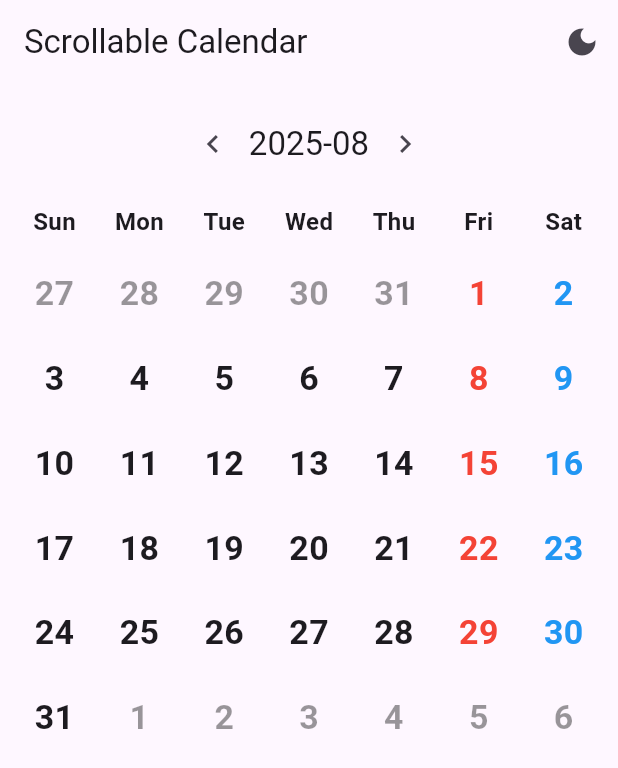
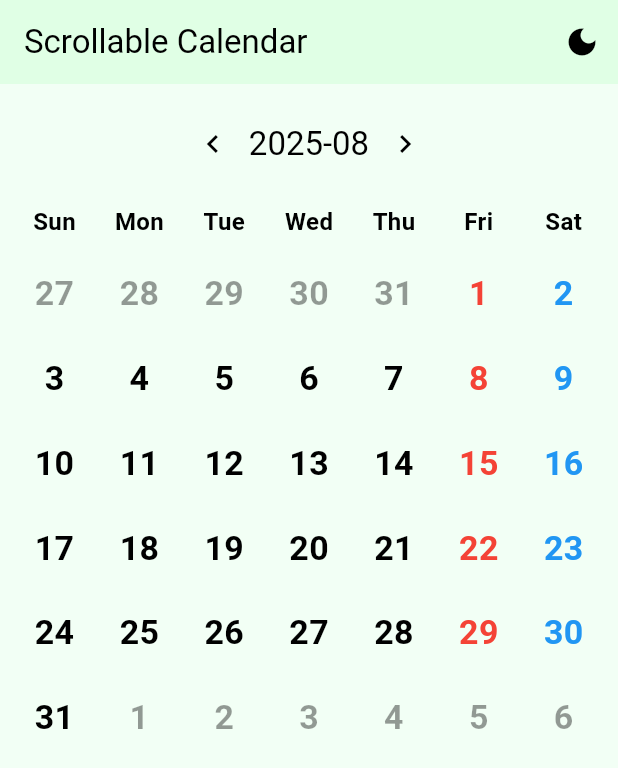
Before and after one commit to mohamedbadrco/CL, a Flutter app: the screen it shows after launch, on a phone screen of 412 x 824 dp. Shown: the top 768 px of the screen. Run offline on Flutter 3.47's test engine with Material 3 defaults, Android fonts, the light colour scheme and no system bars.

Commit message:
color changes

```diff
--- a/lib/main.dart
+++ b/lib/main.dart
@@ -25,7 +25,18 @@ class _CalendarAppState extends State<CalendarApp> {
   Widget build(BuildContext context) {
     return MaterialApp(
       title: 'Scrollable Calendar',
-      theme: ThemeData.light(),
+      theme: ThemeData(
+        brightness: Brightness.light,
+        scaffoldBackgroundColor: const Color(0xFFF2FFF5), // even lighter green
+        colorScheme: ColorScheme.fromSwatch().copyWith(
+          primary: const Color.fromARGB(255, 221, 249, 222),
+          secondary: Colors.lightGreen.shade100,
+        ),
+        appBarTheme: const AppBarTheme(
+          backgroundColor: Color(0xFFE0FFE5), // lighter green for app bar
+          foregroundColor: Colors.black,
+        ),
+      ),
       darkTheme: ThemeData.dark(),
       themeMode: _themeMode,
       home: CalendarScreen(
```
